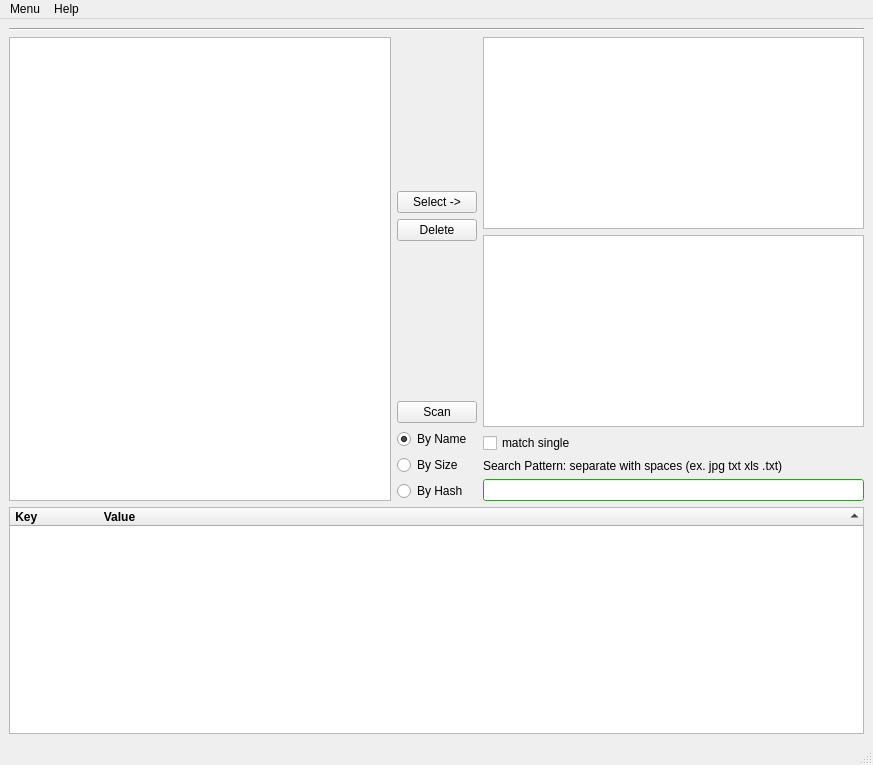
Before: the Qt Designer form my_filelist.ui in hcrump/my_dupes, drawn with Qt 5.
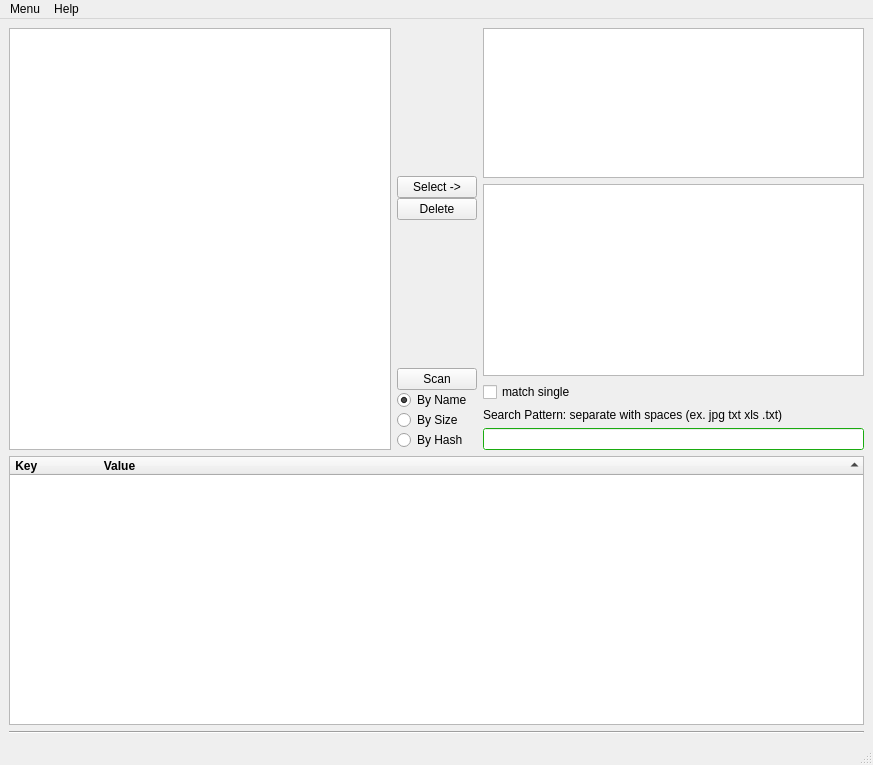
After: the same form once the commit is applied.

Commit message: limit shortlist max vert size. fixed delete shortlist

Patch:
```diff
--- a/my_filelist.ui
+++ b/my_filelist.ui
@@ -14,24 +14,31 @@
    <string>MainWindow</string>
   </property>
   <widget class="QWidget" name="centralwidget">
+   <layout class="QVBoxLayout" name="verticalLayout_3">
+    <item>
    <layout class="QVBoxLayout" name="verticalLayout">
-    <item>
-     <widget class="Line" name="line">
-      <property name="orientation">
-       <enum>Qt::Horizontal</enum>
+      <property name="sizeConstraint">
+       <enum>QLayout::SetDefaultConstraint</enum>
       </property>
-     </widget>
-    </item>
     <item>
      <layout class="QHBoxLayout" name="horizontalLayout">
+        <property name="sizeConstraint">
+         <enum>QLayout::SetDefaultConstraint</enum>
+        </property>
       <item>
        <widget class="QTreeView" name="filetree"/>
       </item>
       <item>
        <layout class="QVBoxLayout" name="verticalLayout_2">
+          <property name="spacing">
+           <number>0</number>
+          </property>
         <property name="sizeConstraint">
          <enum>QLayout::SetDefaultConstraint</enum>
         </property>
+          <property name="bottomMargin">
+           <number>0</number>
+          </property>
         <item>
          <spacer name="verticalSpacer_2">
           <property name="orientation">
@@ -113,8 +120,17 @@
       </item>
       <item>
        <layout class="QVBoxLayout" name="verticalLayout_4">
+          <property name="sizeConstraint">
+           <enum>QLayout::SetNoConstraint</enum>
+          </property>
         <item>
          <widget class="QListWidget" name="shortlist">
+            <property name="maximumSize">
+             <size>
+              <width>16777215</width>
+              <height>150</height>
+             </size>
+            </property>
           <property name="autoFillBackground">
            <bool>false</bool>
           </property>
@@ -136,6 +152,12 @@
         </item>
         <item>
          <widget class="QLabel" name="label">
+            <property name="maximumSize">
+             <size>
+              <width>16777215</width>
+              <height>16777212</height>
+             </size>
+            </property>
           <property name="text">
            <string>Search Pattern: separate with spaces (ex. jpg txt xls .txt)</string>
           </property>
@@ -604,6 +626,15 @@
         <set>AlignLeading|AlignVCenter</set>
        </property>
       </column>
+       </widget>
+      </item>
+     </layout>
+    </item>
+    <item>
+     <widget class="Line" name="line">
+      <property name="orientation">
+       <enum>Qt::Horizontal</enum>
+      </property>
      </widget>
     </item>
    </layout>
```
Left out of the diff: 3 changed lines with no effect on the pictures. Lines whose indentation alone changed are shown as unchanged. The commit also changes 2 other files.
